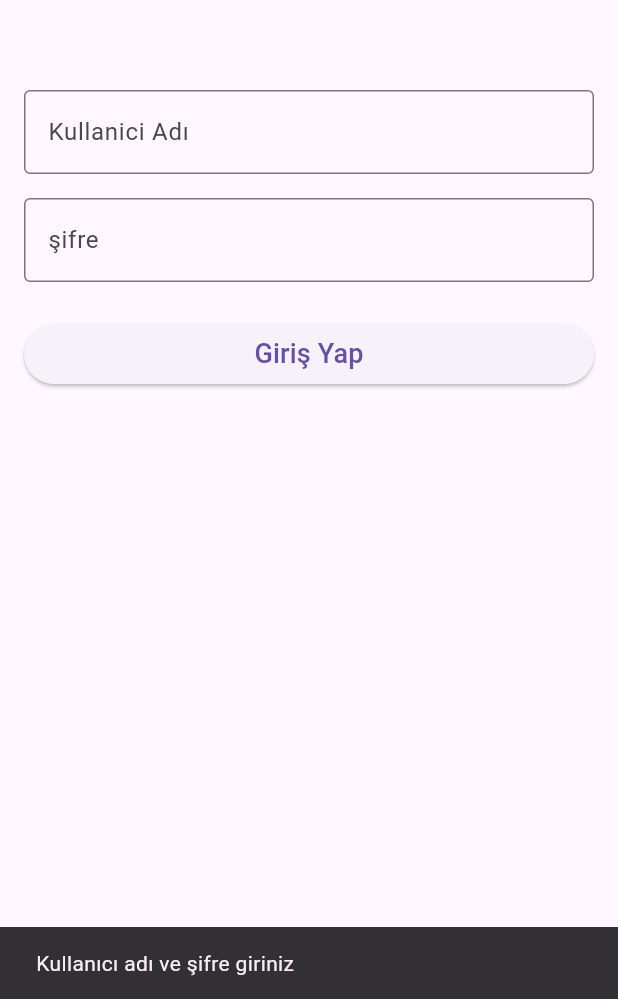
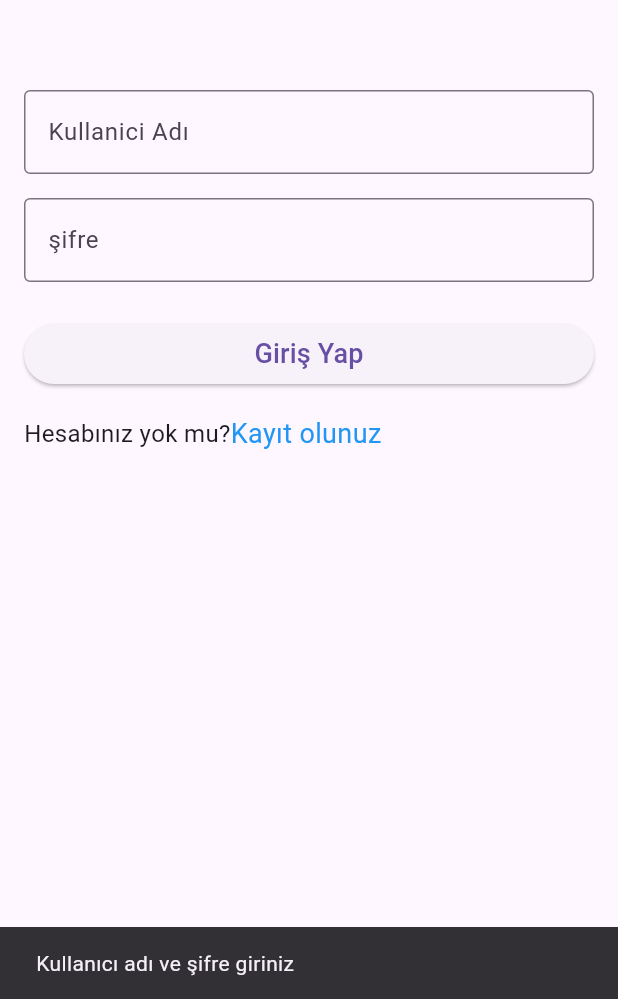
Before and after one commit to enes-elhovete/RandomEmojiApp-with-login-and-regester-page-connected-to-fierbase, a Flutter app: the screen it shows after launch, after a tap on "Giriş Yap", on a phone screen of 412 x 824 dp, the part 237-1236 px from its top. Run offline on Flutter 3.47's test engine with Material 3 defaults, Android fonts, the phone set to English and light mode, and no system bars; our stand-ins replace calendar_date_picker2, cloud_firestore, firebase_auth, firebase_core, shared_preferences; accounts and stored records are empty.

Commit message:
register and login

```diff
--- a/lib/drawer.dart
+++ b/lib/drawer.dart
@@ -1,3 +1,4 @@
+import 'package:firebase_auth/firebase_auth.dart';
 import 'package:flutter/material.dart';
 import 'package:shared_preferences/shared_preferences.dart';
 import 'random_emojı.dart';
@@ -83,8 +84,8 @@
           ListTile(
             title: const Text('Çıkış Yap'),
             onTap: () {
-              Navigator.pop(context);
-              Navigator.pushNamed(context, '/');
+              FirebaseAuth.instance.signOut();
+              Navigator.pushNamedAndRemoveUntil(context, '/', (route) => false);
             },
           ),
         ],
--- a/lib/login_page.dart
+++ b/lib/login_page.dart
@@ -1,3 +1,5 @@
+import 'package:calendar_date_picker2/calendar_date_picker2.dart';
+import 'package:firebase_auth/firebase_auth.dart';
 import 'package:flutter/material.dart';
 import 'package:shared_preferences/shared_preferences.dart';
 import 'random_emojı.dart';
@@ -22,8 +24,21 @@
     final name = usernameController.text;
     final password = passwordController.text;
     if (name.isNotEmpty && password.isNotEmpty) {
-      await _saveCredentials(name, password);
-      Navigator.pushReplacementNamed(context, '/randomEmo');
+      try {
+        final credential = await FirebaseAuth.instance.signInWithEmailAndPassword(
+            email: name,
+            password: password
+        );
+        await _saveCredentials(name, password);
+        Navigator.pushReplacementNamed(context, '/randomEmo');
+      } on FirebaseAuthException catch (e) {
+        if (e.code == 'user-not-found') {
+          print('No user found for that email.');
+        } else if (e.code == 'wrong-password') {
+          print('Wrong password provided for that user.');
+        }
+      }
+
     } else {
       ScaffoldMessenger.of(context).showSnackBar(
         const SnackBar(content: Text('Kullanıcı adı ve şifre giriniz')),
@@ -65,9 +80,17 @@
             ),
             const SizedBox(height: 24),
             ElevatedButton(
-              onPressed: _login,
+              onPressed:_login,
               child: const Text('Giriş Yap', style: TextStyle(fontSize: 18)),
             ),
+            const SizedBox(height: 16),
+           Row(children: [
+             Text("Hesabınız yok mu?",style: TextStyle(fontSize: 16),) ,
+             InkWell(
+               onTap: (){Navigator.pushReplacementNamed(context, '/register');},
+               child: const Text('Kayıt olunuz',style: TextStyle(fontSize: 18,color: Colors.blue),),
+             )],)
+
           ],
         ),
       ),
--- a/lib/main.dart
+++ b/lib/main.dart
@@ -1,5 +1,8 @@
+import 'package:firebase_auth/firebase_auth.dart';
+import 'package:firebase_core/firebase_core.dart';
 import 'package:flutter/material.dart';
 import 'package:shared_preferences/shared_preferences.dart';
+import 'package:todayproject/registration_page.dart';
 import 'login_page.dart';
 import 'task_page.dart';
 import 'task_list_page.dart';
@@ -7,22 +10,29 @@
 import 'hakkimizda_page.dart';
 import 'kaydedilen_veriler.dart';
 
-void main() {
+void main() async{
+  WidgetsFlutterBinding.ensureInitialized();
+  await Firebase.initializeApp();
   runApp(MyApp());
 }
 
+
+
 class MyApp extends StatelessWidget {
+
   @override
   Widget build(BuildContext context) {
+
     return MaterialApp(
       title: 'Login',
-      initialRoute: '/',
+      initialRoute: FirebaseAuth.instance.currentUser != null ? '/randomEmo' : '/',
       routes: {
         '/': (context) => LoginPage(),
         '/task': (context) => TaskPage(),
         '/tasklist': (context) => TaskListPage(),
         '/randomEmo': (context) => RandomEmoPage(),
         '/hakkimizda': (context) => HakkimizdaPage(),
+        '/register': (context) => RegisterPage(),
         '/kaydedilenVeriler':
             (context) => KaydedilenVerilerPage(), // إضافة الصفحة الجديدة
       },
@@ -31,6 +41,7 @@
 }
 
 class DrawerWidget extends StatefulWidget {
+
   @override
   _DrawerWidgetState createState() => _DrawerWidgetState();
 }
--- a/pubspec.yaml
+++ b/pubspec.yaml
@@ -34,6 +34,12 @@
   # The following adds the Cupertino Icons font to your application.
   # Use with the CupertinoIcons class for iOS style icons.
   cupertino_icons: ^1.0.8
+  cloud_firestore: ^5.6.8
+  firebase_storage: ^12.4.6
+  firebase_auth: ^5.5.4
+  firebase_messaging: ^15.2.6
+  firebase_core: ^3.13.1
+  calendar_date_picker2: ^2.0.1
 
 dev_dependencies:
   flutter_test:
```
Also changed, not shown: lib/registration_page.dart (added, +147 -0 lines), pubspec.lock, 7 other files.
